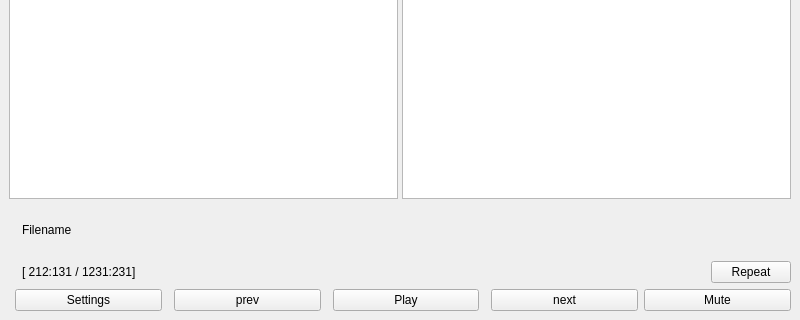
The window that src/dp.ui (tmollov/directory-player) describes before a commit, drawn with Qt 5; both pictures show x 0 to 800 and y 280 to 600 of the 800 by 600 pixel window.
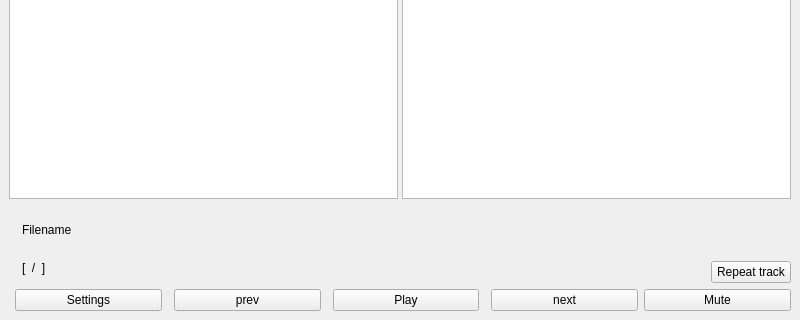
The same window after the commit. Icons and pictures are not drawn.

The edit to the form file:
```diff
--- a/src/dp.ui
+++ b/src/dp.ui
@@ -171,16 +171,16 @@
           <item>
            <widget class="QLabel" name="player_time">
             <property name="sizePolicy">
-             <sizepolicy hsizetype="Expanding" vsizetype="Fixed">
+             <sizepolicy hsizetype="Preferred" vsizetype="Preferred">
               <horstretch>0</horstretch>
               <verstretch>0</verstretch>
              </sizepolicy>
             </property>
             <property name="text">
-             <string>[ 212:131 / 1231:231]</string>
+             <string>[  /  ]</string>
             </property>
             <property name="alignment">
-             <set>Qt::AlignBottom|Qt::AlignLeading|Qt::AlignLeft</set>
+             <set>Qt::AlignLeading|Qt::AlignLeft|Qt::AlignTop</set>
             </property>
            </widget>
           </item>
@@ -209,7 +209,7 @@
              <enum>Qt::LeftToRight</enum>
             </property>
             <property name="text">
-             <string>Repeat</string>
+             <string>Repeat track</string>
             </property>
             <property name="autoDefault">
              <bool>false</bool>
```
Left out of the diff: 2 changed lines with no effect on the pictures.
